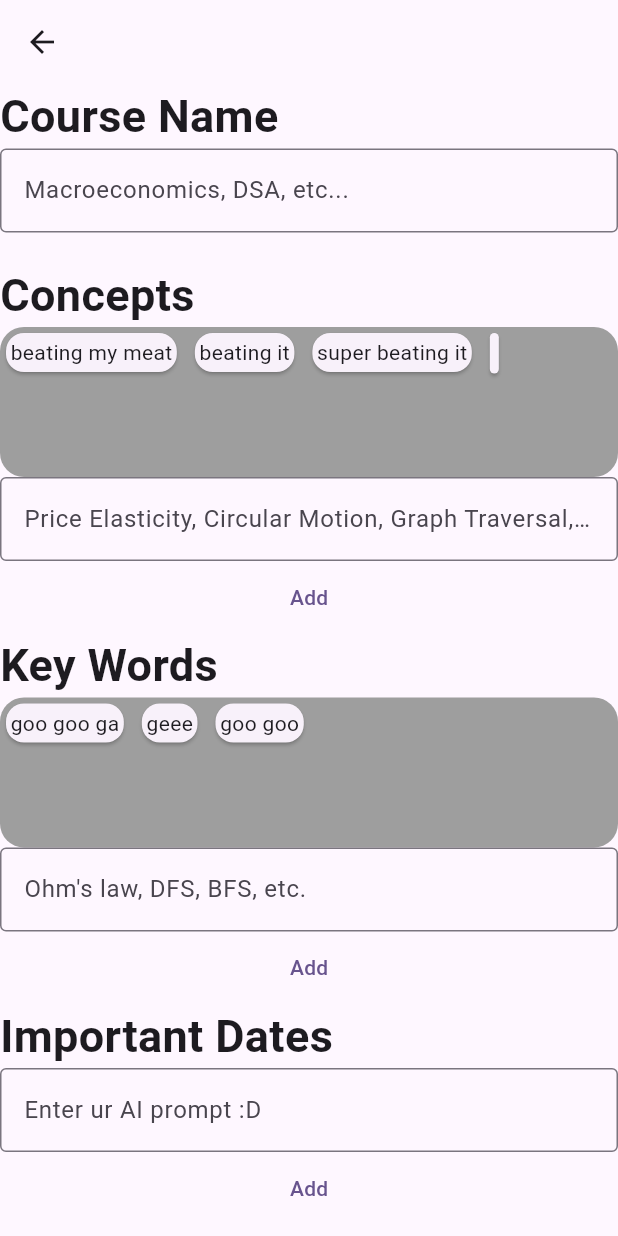
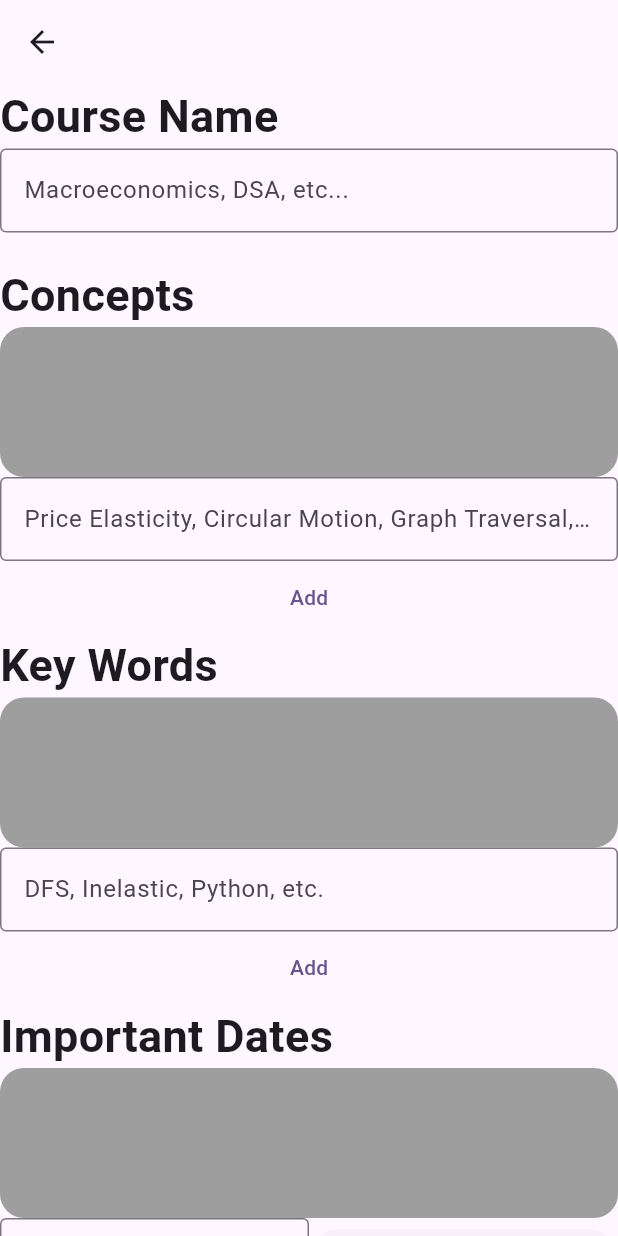
Before and after one commit to tyler-ham05/cruzhacks2025, a Flutter app: the EntryFields screen opened directly, after a tap on "Add", on a phone screen of 412 x 824 dp. Run offline on Flutter 3.47's test engine with Material 3 defaults, Android fonts, the phone set to English and light mode, and no system bars; our stand-ins replace cloud_firestore, firebase_auth, firebase_core, flutter_gemini; missing offline and left inert: firebase_ui_auth; accounts and stored records are empty.

Commit message:
updated manual fields

```diff
--- a/syllabi.AI/lib/backend_services.dart
+++ b/syllabi.AI/lib/backend_services.dart
@@ -3,7 +3,7 @@ import 'package:firebase_auth/firebase_auth.dart';
 //import 'package:intl/intl.dart';
 
 
-pushToDataBase(String name, List<String>concepts,List<String>keyWords)async {
+pushToDataBase(String name, List<String>concepts,List<String>keyWords, dates)async {
   try {
     final FirebaseFirestore firestore = FirebaseFirestore.instance;
     final String user = FirebaseAuth.instance.currentUser!.uid;
@@ -13,7 +13,7 @@ pushToDataBase(String name, List<String>concepts,List<String>keyWords)async {
       "course_name": name,
       "concepts": concepts,
       "key_words": keyWords,
-      "dates": [],
+      "dates": dates,
     };
 
     await firestore.collection(user).doc(name).set(data);
--- a/syllabi.AI/lib/manual_fields.dart
+++ b/syllabi.AI/lib/manual_fields.dart
@@ -1,5 +1,6 @@
 import 'package:flutter/material.dart';
 import 'backend_services.dart';
+import 'package:intl/intl.dart';
 
 class EntryFields extends StatefulWidget {
   const EntryFields({super.key});
@@ -10,19 +11,24 @@ class EntryFields extends StatefulWidget {
 
 class _EntryFieldsState extends State<EntryFields> {
   String name = "";
-  List<String> concepts = ["beating my meat", "beating it", "super beating it"];
-  List<String> keywords = ["goo goo ga", "geee", "goo goo"];
+  List<String> concepts = [];
+  List<String> keywords = [];
   List<Map> dates = [
-    {"description": "midterm", "date": "4/7/2025"},
+
   ];
   String concept = "";
   String keyword = "";
   String date = "";
+  DateTime selectedDate = DateTime.now();
 
-  TextEditingController _controller = TextEditingController();
-  void _clearTextField() {
-    _controller.clear(); // 👈 This clears the text field
+  TextEditingController controller1 = TextEditingController();
+  TextEditingController controller2 = TextEditingController();
+  TextEditingController controller3 = TextEditingController();
+  TextEditingController controller4 = TextEditingController();
+  void _clearTextField(controller) {
+    controller.clear(); // 👈 This clears the text field
   }
+
   @override
   Widget build(BuildContext context) {
     return Scaffold(
@@ -75,7 +81,7 @@ class _EntryFieldsState extends State<EntryFields> {
             ),
           ),
           TextFormField(
-            controller: _controller,
+            controller: controller1,
             decoration: InputDecoration(
               border: OutlineInputBorder(),
               hintText:
@@ -86,16 +92,20 @@ class _EntryFieldsState extends State<EntryFields> {
             },
             onFieldSubmitted: (value) {
               setState(() {
-                concepts.add(value);
-                _clearTextField();
+                if (value != "") {
+                  concepts.add(value);
+                  _clearTextField(controller1);
+                }
               });
             },
           ),
           TextButton(
             onPressed: () {
               setState(() {
-                concepts.add(concept);
-                _clearTextField();
+                if (concept != "") {
+                  concepts.add(concept);
+                  _clearTextField(controller1);
+                }
               });
             },
             child: Text("Add"),
@@ -125,28 +135,118 @@ class _EntryFieldsState extends State<EntryFields> {
               ),
             ),
           ),
-          TextField(
+          TextFormField(
+            controller: controller2,
             decoration: InputDecoration(
               border: OutlineInputBorder(),
-              hintText: 'Ohm\'s law, DFS, BFS, etc.',
+              hintText:
+                  'DFS, Inelastic, Python, etc.',
             ),
+            onChanged: (value) {
+              keyword = value;
+            },
+            onFieldSubmitted: (value) {
+              setState(() {
+                if (value != "") {
+                  concepts.add(value);
+                  _clearTextField(controller2);
+                }
+              });
+            },
           ),
-          TextButton(onPressed: () {}, child: Text("Add")),
+          TextButton(
+            onPressed: () {
+              setState(() {
+                if (concept != "") {
+                  keywords.add(keyword);
+                  _clearTextField(controller2);
+                }
+              });
+            },
+            child: Text("Add"),
+          ),
           Text(
             "Important Dates",
             style: TextStyle(fontSize: 30, fontWeight: FontWeight.bold),
           ),
-          TextField(
-            decoration: InputDecoration(
-              border: OutlineInputBorder(),
-              hintText: 'Enter ur AI prompt :D',
+          Container(
+            decoration: BoxDecoration(
+              color: Colors.grey,
+              borderRadius: BorderRadius.circular(16),
+            ),
+            height: 100,
+            child: SingleChildScrollView(
+              child: Wrap(
+                spacing: 4,
+                runSpacing: 4,
+                children: List.generate(dates.length, (index) {
+                  return Card(
+                    child: Padding(
+                      padding: const EdgeInsets.all(3.0),
+                      child: Text("${dates[index]["description"]} @ ${dates[index]["date"]}"),
+                    ),
+                  );
+                }),
+              ),
             ),
           ),
-          TextButton(onPressed: () {}, child: Text("Add")),
+          Row(
+            children: [
+              SizedBox(
+                width: MediaQuery.sizeOf(context).width * .5,
+                child: TextField(
+                  controller: controller4,
+                  decoration: InputDecoration(
+                    border: OutlineInputBorder(),
+                    hintText: 'Midterm, Final, etc.',
+                  ),
+                  onChanged: (value) {
+                    date = value;
+                  },
+                ),
+              ),
+              SizedBox(
+                width: MediaQuery.sizeOf(context).width * .5,
+                child: ElevatedButton(
+                  onPressed: () async {
+                    DateTime? pickedDate = await showDatePicker(
+                      context: context,
+                      initialDate: DateTime.now(),
+                      firstDate: DateTime(2000),
+                      lastDate: DateTime(2100),
+                    );
+
+                    if (pickedDate != null) {
+                      setState(() {
+                        selectedDate = pickedDate;
+                      });
+                    }
+                  },
+                  child: Text(selectedDate != null
+                      ? DateFormat('MMMM d, y').format(selectedDate)
+                      : 'Pick a date'),
+                ),
+              )
+            ],
+          ),
 
           TextButton(onPressed: () {
-            pushToDataBase( name, concepts, keywords);
-          }, child: Text("Create Course")),
+            if(date != ""){
+              setState(() {
+                _clearTextField(controller4);
+                dates.add({"description":date, "date":DateFormat("MMMM d, y").format(selectedDate)});
+              });
+
+            }
+          }, child: Text("Add")),
+
+          TextButton(
+            onPressed: () {
+              pushToDataBase(name, concepts, keywords, dates);
+            },
+            child: Text("Create Course"),
+          ),
+
         ],
       ),
     );
```
